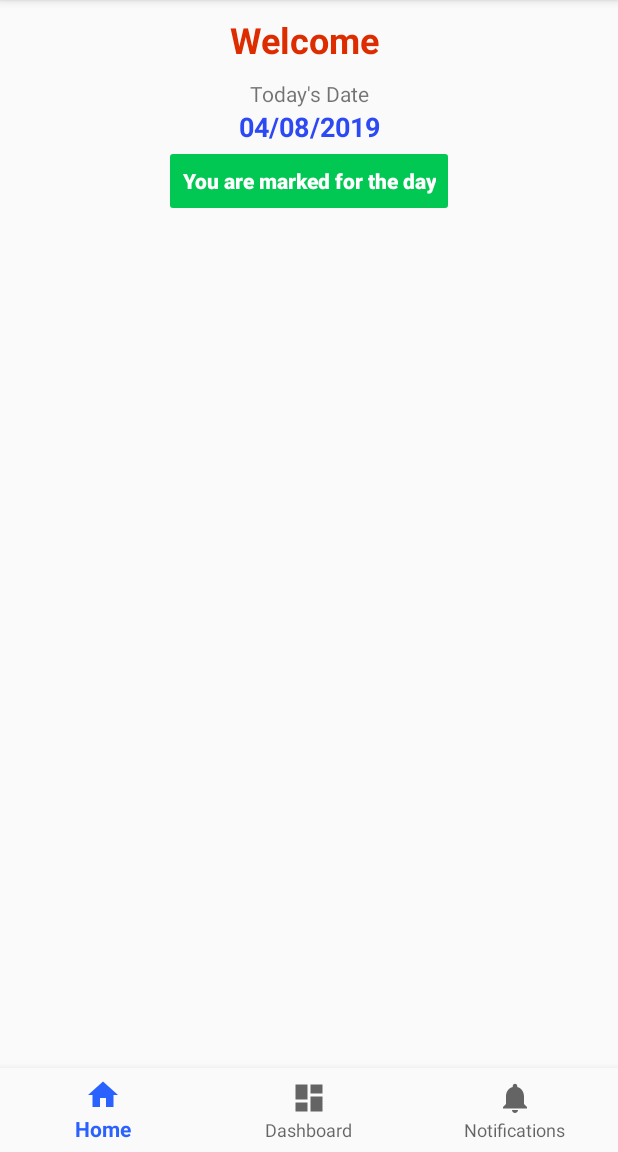
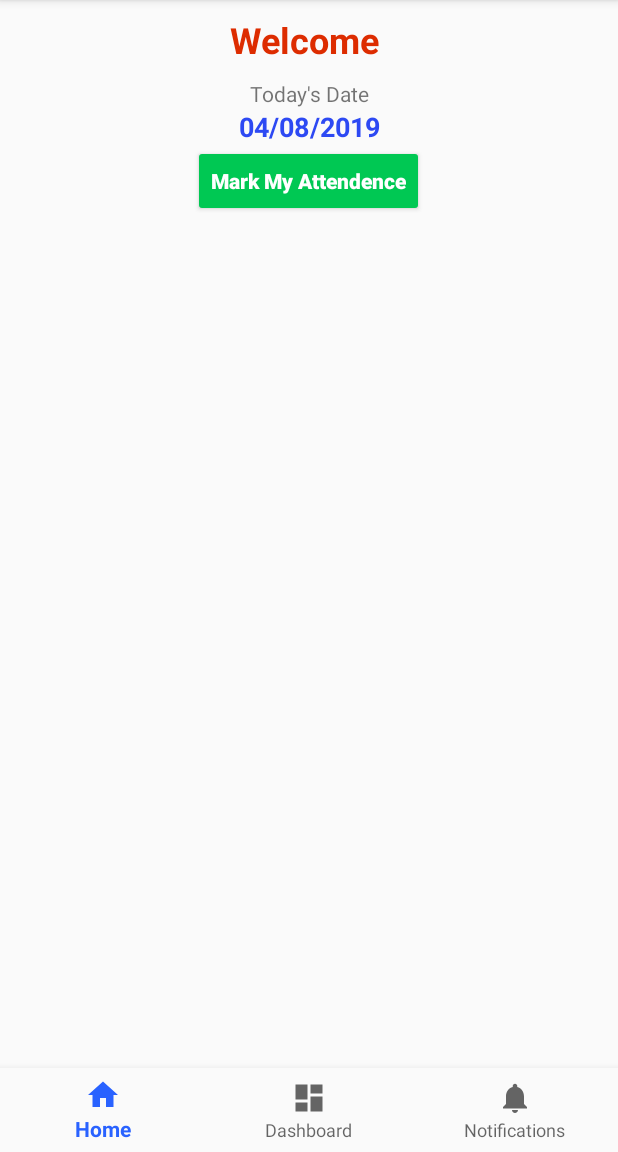
Before and after one commit to mechanic101/AttendanceApp, an Android app: the fragment DashBoardFragment placed in its activity, after a tap on "Home", on a phone screen of 412 x 824 dp, the part 84-1236 px from its top. Run offline under Robolectric (Android 15) with nearby library versions, the phone set to English and light mode, and no system bars; our stand-ins replace Firebase (no records; nobody signed in at launch, a user with empty details on screens opened directly); 1 other tap on this screen came first.

Commit message:
04/08/19

```diff
--- a/app/src/main/java/com/cmpundhir/cm/cmsattendenceapp/fragments/DashBoardFragment.java
+++ b/app/src/main/java/com/cmpundhir/cm/cmsattendenceapp/fragments/DashBoardFragment.java
@@ -1,15 +1,35 @@
 package com.cmpundhir.cm.cmsattendenceapp.fragments;
 
+import android.app.Activity;
 import android.content.Context;
 import android.net.Uri;
 import android.os.Bundle;
+import android.util.Log;
 import android.view.LayoutInflater;
 import android.view.View;
 import android.view.ViewGroup;
+import android.widget.AdapterView;
+import android.widget.ArrayAdapter;
+import android.widget.ImageView;
+import android.widget.ListView;
+import android.widget.TextView;
+import android.widget.Toast;
 
+import androidx.annotation.NonNull;
 import androidx.fragment.app.Fragment;
 
 import com.cmpundhir.cm.cmsattendenceapp.R;
+import com.cmpundhir.cm.cmsattendenceapp.model.Attendence;
+import com.cmpundhir.cm.cmsattendenceapp.util.Constants;
+import com.google.firebase.auth.FirebaseAuth;
+import com.google.firebase.database.DataSnapshot;
+import com.google.firebase.database.DatabaseError;
+import com.google.firebase.database.DatabaseReference;
+import com.google.firebase.database.FirebaseDatabase;
+import com.google.firebase.database.ValueEventListener;
+
+import java.util.ArrayList;
+import java.util.List;
 
 
 public class DashBoardFragment extends Fragment {
@@ -17,7 +37,11 @@ public class DashBoardFragment extends Fragment {
     // the fragment initialization parameters, e.g. ARG_ITEM_NUMBER
     private static final String ARG_PARAM1 = "param1";
     private static final String ARG_PARAM2 = "param2";
-
+    private static final String TAG = "DashBoardFragment";
+    List<Attendence> attendenceList = new ArrayList<>();
+    FirebaseDatabase database = FirebaseDatabase.getInstance();
+    DatabaseReference myRef = database.getReference(Constants.ATTENDENCE);
+    ListView listView;
     // TODO: Rename and change types of parameters
     private String mParam1;
     private String mParam2;
@@ -51,7 +75,28 @@ public class DashBoardFragment extends Fragment {
     public View onCreateView(LayoutInflater inflater, ViewGroup container,
                              Bundle savedInstanceState) {
         // Inflate the layout for this fragment
-        return inflater.inflate(R.layout.fragment_dash_board, container, false);
+        View view = inflater.inflate(R.layout.fragment_dash_board, container, false);
+        listView = view.findViewById(R.id.list);
+        MyAdapter adapter = new MyAdapter(getContext(),attendenceList);
+        myRef.getRef().addValueEventListener(new ValueEventListener() {
+            @Override
+            public void onDataChange(@NonNull DataSnapshot dataSnapshot) {
+                Log.d(TAG,"data : "+dataSnapshot.toString());
+            }
+
+            @Override
+            public void onCancelled(@NonNull DatabaseError databaseError) {
+                Log.d(TAG,databaseError.getMessage());
+            }
+        });
+        listView.setAdapter(adapter);
+        listView.setOnItemClickListener(new AdapterView.OnItemClickListener() {
+            @Override
+            public void onItemClick(AdapterView<?> adapterView, View view, int i, long l) {
+
+            }
+        });
+        return view;
     }
 
     // TODO: Rename method, update argument and hook method into UI event
@@ -78,4 +123,26 @@ public class DashBoardFragment extends Fragment {
         mListener = null;
     }
 
+    class MyAdapter extends ArrayAdapter<String> {
+        Context context;
+        List<Attendence> attendenceList = new ArrayList<>();
+        public MyAdapter(@NonNull Context context, List<Attendence> list) {
+            super(context, R.layout.attendence_item);
+            this.context = context;
+            this.attendenceList = list;
+        }
+
+        @NonNull
+        @Override
+        public View getView(final int position, final View convertView, @NonNull final ViewGroup parent) {
+            LayoutInflater layoutInflater =getActivity().getLayoutInflater();
+            View view = layoutInflater.inflate(R.layout.attendence_item, parent,false);
+            TextView t1,t2,t3;
+            t1 = view.findViewById(R.id.textView2);
+            t2 = view.findViewById(R.id.textView3);
+            t3 = view.findViewById(R.id.textView4);
+
+            return view;
+        }
+    }
 }
--- a/app/src/main/java/com/cmpundhir/cm/cmsattendenceapp/fragments/HomeFragment.java
+++ b/app/src/main/java/com/cmpundhir/cm/cmsattendenceapp/fragments/HomeFragment.java
@@ -4,20 +4,26 @@ import android.content.Context;
 import android.content.SharedPreferences;
 import android.net.Uri;
 import android.os.Bundle;
+import android.util.Log;
 import android.view.LayoutInflater;
 import android.view.View;
 import android.view.ViewGroup;
 import android.widget.Button;
 import android.widget.TextView;
+import android.widget.Toast;
 
+import androidx.annotation.NonNull;
 import androidx.fragment.app.Fragment;
 
 import com.cmpundhir.cm.cmsattendenceapp.R;
 import com.cmpundhir.cm.cmsattendenceapp.util.Constants;
 import com.google.firebase.auth.FirebaseAuth;
 import com.google.firebase.auth.FirebaseUser;
+import com.google.firebase.database.DataSnapshot;
+import com.google.firebase.database.DatabaseError;
 import com.google.firebase.database.DatabaseReference;
 import com.google.firebase.database.FirebaseDatabase;
+import com.google.firebase.database.ValueEventListener;
 
 import java.text.SimpleDateFormat;
 import java.util.Date;
@@ -27,6 +33,7 @@ import static android.content.Context.MODE_PRIVATE;
 
 public class HomeFragment extends Fragment {
 
+    private static final String TAG = "HomeFragment";
     TextView t1,t2;
     Button b1;
     SharedPreferences pref;
@@ -89,18 +96,33 @@ public class HomeFragment extends Fragment {
         String currentDateandTime = sdf.format(new Date());
         t2.setText(currentDateandTime);
         String[] arr = currentDateandTime.split("/");
-        String year,mon,day;
-        year = arr[0];
+        final String year,mon,day,course,uid,time;
+        uid = FirebaseAuth.getInstance().getUid();
+        day = arr[0];
         mon = arr[1];
-        day = arr[2];
-        int today = Integer.parseInt(year+mon+day);
-        int prev = pref.getInt(Constants.TODAY_ATTEND,0);
-        if(today>prev){
-            b1.setEnabled(true);
-        }else{
-            b1.setEnabled(false);
-            b1.setText("You are marked for the day");
-        }
+        year = arr[2];
+        course = pref.getString(Constants.COURSE,"Not found");
+        String path = year+"/"+mon+"/"+day+"/"+course+"/"+uid;
+        Log.d(TAG,path);
+        b1.setEnabled(false);
+        myRef.child(path).addValueEventListener(new ValueEventListener() {
+            @Override
+            public void onDataChange(@NonNull DataSnapshot dataSnapshot) {
+                Log.d(TAG,dataSnapshot.toString());
+                if(dataSnapshot.getValue()!=null){
+                    b1.setEnabled(false);
+                    b1.setText("You already marked attendence");
+                }else{
+                    b1.setEnabled(true);
+                }
+            }
+
+            @Override
+            public void onCancelled(@NonNull DatabaseError databaseError) {
+                Toast.makeText(getContext(), "Error : "+databaseError, Toast.LENGTH_SHORT).show();
+            }
+        });
+
         return view;
     }
 
@@ -141,7 +163,7 @@ public class HomeFragment extends Fragment {
         time = arr[3];
         course = pref.getString(Constants.COURSE,"Not found");
         uid = FirebaseAuth.getInstance().getUid();
-        myRef.child(year+"/"+mon+"/"+day+"/"+course+"/"+uid).setValue(time);
+         myRef.child(year+"/"+mon+"/"+day+"/"+course+"/"+uid).setValue(time);
         editor.putInt(Constants.TODAY_ATTEND,Integer.parseInt(year+mon+day));
         editor.commit();
 
--- a/app/src/main/res/layout/fragment_dash_board.xml
+++ b/app/src/main/res/layout/fragment_dash_board.xml
@@ -5,5 +5,10 @@
     android:layout_height="match_parent"
     tools:context=".fragments.DashBoardFragment">
 
+    <ListView
+        android:id="@+id/list"
+        android:layout_width="match_parent"
+        android:layout_height="wrap_content">
 
+    </ListView>
 </FrameLayout>
```
Also changed, not shown: app/src/main/java/com/cmpundhir/cm/cmsattendenceapp/model/Attendence.java (added, +38 -0 lines), app/src/main/res/layout/attendence_item.xml (added, +49 -0 lines).
